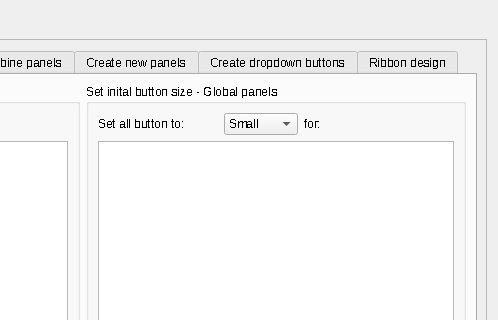
Qt form Resources/ui/Design.ui (APEbbers/FreeCAD-Ribbon) before a commit; both pictures show x 522 to 1020 and y 0 to 320 of the 1020 by 787 pixel window.
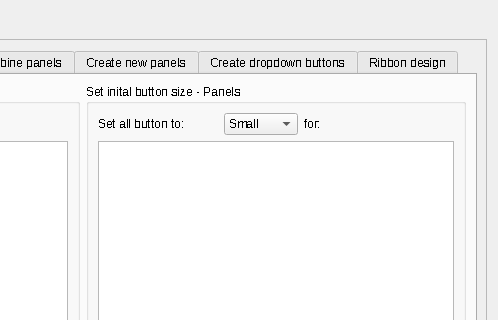
The same form after that commit. Icons and pictures are not drawn.

Commit message: Updated the addWorkbenchFunction with the new workbench lists - 2

Diff of the .ui file:
```diff
--- a/Resources/ui/Design.ui
+++ b/Resources/ui/Design.ui
@@ -277,7 +277,7 @@
                <item row="0" column="3" rowspan="2">
                 <widget class="QGroupBox" name="groupBox_2">
                  <property name="title">
-                  <string>Set inital button size - Global panels</string>
+                  <string>Set inital button size - Panels</string>
                  </property>
                  <layout class="QGridLayout" name="gridLayout_45">
                   <item row="1" column="0">
```
The commit also changes 2 other files.
